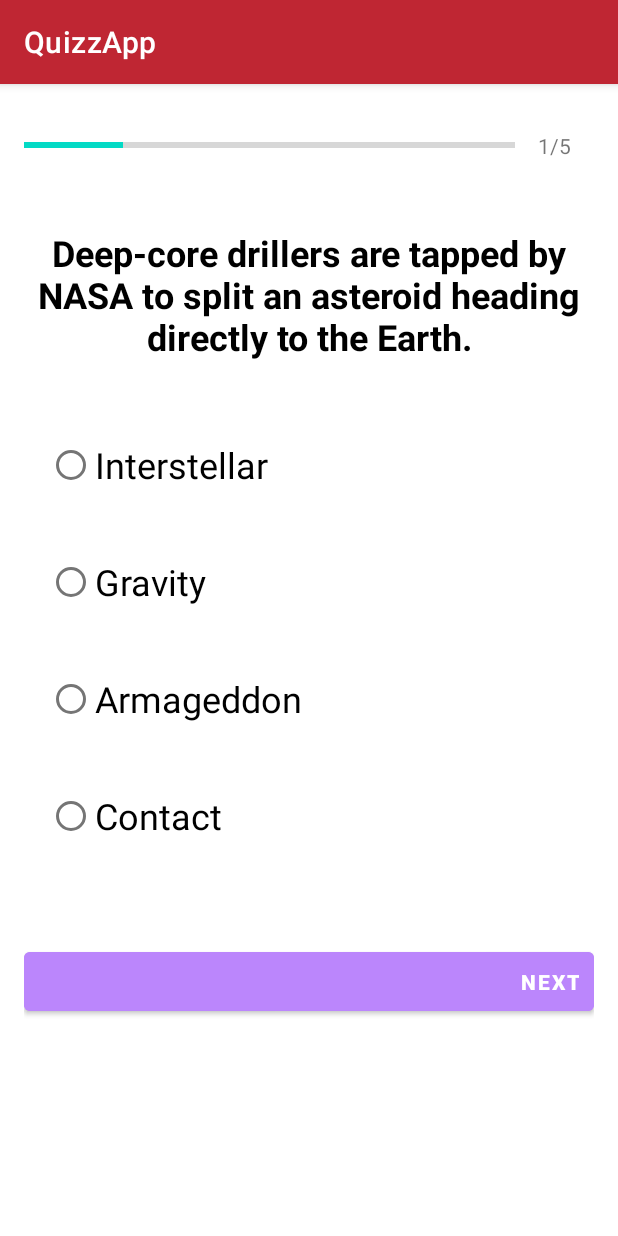
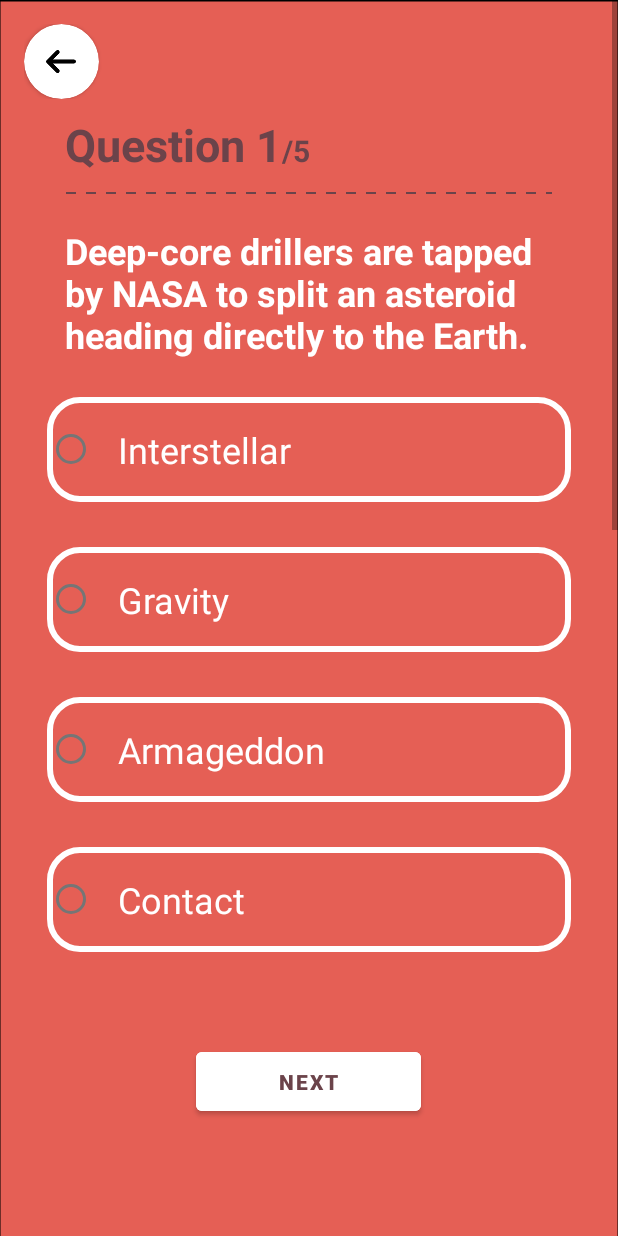
Before and after one commit to noah-erasmus/QuizzApp, an Android app: the AnswerActivity screen opened directly, with no data from a screen before it, on a phone screen of 412 x 824 dp. Run offline under Robolectric (Android 15) with nearby library versions, the phone set to English and light mode, and no system bars.

Commit message:
AnswerActivity styling

```diff
--- a/app/src/main/java/com/example/quizzapp/AnswerActivity.kt
+++ b/app/src/main/java/com/example/quizzapp/AnswerActivity.kt
@@ -13,7 +13,11 @@
         super.onCreate(savedInstanceState)
         setContentView(R.layout.activity_answer)
 
-
+        back2categories_btn.setOnClickListener{
+            val intent = Intent(this, SelectCategoryActivity::class.java)
+            startActivity(intent)
+            finish()
+        }
 
         var questionNumber = intent.getIntExtra("question_number", 1)
         var questionslist = Constants.getCategory1()
@@ -37,9 +41,6 @@
         answer2.text = question.optionTwo
         answer3.text = question.optionThree
         answer4.text = question.optionFour
-
-        progressbar.progress = questionNumber
-        progress.text = "$questionNumber" + "/" + questionslist.size
 
         var answer: RadioButton
         answer_submit.setOnClickListener{
--- /dev/null
+++ b/app/src/main/res/drawable/answer_border.xml
@@ -0,0 +1,9 @@
+<?xml version="1.0" encoding="utf-8"?>
+<shape xmlns:android="http://schemas.android.com/apk/res/android"
+    android:shape="rectangle">
+    <stroke
+        android:width="4dp"
+        android:color="@color/white"></stroke>
+    <corners android:radius="20dp"></corners>
+
+</shape>
--- /dev/null
+++ b/app/src/main/res/drawable/dotted.xml
@@ -0,0 +1,11 @@
+<?xml version="1.0" encoding="utf-8"?>
+<shape xmlns:android="http://schemas.android.com/apk/res/android"
+    android:shape="line">
+
+    <stroke
+        android:color="@color/question_count"
+        android:dashWidth="10px"
+        android:dashGap="10px"
+        android:width="1dp"/>
+
+</shape>
--- a/app/src/main/res/layout/activity_answer.xml
+++ b/app/src/main/res/layout/activity_answer.xml
@@ -3,6 +3,7 @@
     android:layout_width="match_parent"
     android:layout_height="match_parent"
     xmlns:tools="http://schemas.android.com/tools"
+    xmlns:app="http://schemas.android.com/apk/res-auto"
     android:fillViewport="true"
     tools:context=".AnswerActivity">
 
@@ -11,51 +12,83 @@
         android:layout_height="wrap_content"
         android:gravity="center_horizontal"
         android:orientation="vertical"
-        android:padding="16dp">
+        android:padding="16dp"
+        android:background="@drawable/quizzapp_bg">
 
         <LinearLayout
             android:layout_width="match_parent"
+            android:layout_height="wrap_content">
+            <androidx.cardview.widget.CardView
+                android:id="@+id/back2categories_btn"
+                android:layout_width="50dp"
+                android:layout_height="50dp"
+                android:insetTop="0dp"
+                android:insetBottom="0dp"
+                android:insetRight="0dp"
+                android:insetLeft="0dp"
+                app:cardCornerRadius="25dp"
+                android:elevation="10dp">
+
+                <ImageView
+                    android:layout_width="20dp"
+                    android:layout_height="wrap_content"
+                    android:src="@drawable/back_arrow"
+                    android:layout_gravity="center"></ImageView>
+
+            </androidx.cardview.widget.CardView>
+        </LinearLayout>
+
+        <LinearLayout
+            android:layout_width="325dp"
             android:layout_height="wrap_content"
             android:orientation="horizontal"
-            android:gravity="center">
-
-            <ProgressBar
-                android:id="@+id/progressbar"
-                style="@style/Widget.AppCompat.ProgressBar.Horizontal"
+            android:gravity="left">
+            <TextView
+                android:id="@+id/question_count"
                 android:layout_width="wrap_content"
                 android:layout_height="wrap_content"
-                android:layout_weight="1"
-                android:max="5"
-                android:minHeight="50dp"
-                android:progress="0"
-                android:indeterminate="false">
+                android:gravity="left"
+                android:textSize="30dp"
+                android:textStyle="bold"
+                android:layout_marginTop="10dp"
+                android:textColor="@color/question_count"
+                android:text="Question 1">
 
-            </ProgressBar>
 
+            </TextView>
             <TextView
-                android:id="@+id/progress"
                 android:layout_width="wrap_content"
                 android:layout_height="wrap_content"
-                android:gravity="center"
-                android:padding="15dp"
-                android:textColorHint="#7A8089"
-                android:text="0/5"
-                android:textSize="14sp">
+                android:gravity="left"
+                android:textSize="20dp"
+                android:textStyle="bold"
+                android:layout_marginTop="10dp"
+                android:textColor="@color/question_count"
+                android:text="/5">
+
 
             </TextView>
+        </LinearLayout>
 
-        </LinearLayout>
+
+
+        <ImageView
+            android:layout_marginTop="10dp"
+            android:layout_width="325dp"
+            android:layout_height="4dp"
+            android:src="@drawable/dotted"
+            android:layerType="software" />
 
         <TextView
             android:id="@+id/quiz_question"
-            android:layout_width="match_parent"
+            android:layout_width="325dp"
             android:layout_height="wrap_content"
-            android:gravity="center"
+            android:gravity="left"
             android:textSize="24dp"
             android:textStyle="bold"
-            android:layout_marginTop="30dp"
-            android:textColor="@color/black"
-            android:text="This will be the question">
+            android:layout_marginTop="20dp"
+            android:text="This will be the question"
+            android:textColor="@color/white">
 
 
         </TextView>
@@ -65,45 +98,57 @@
             android:layout_width="match_parent"
             android:layout_height="wrap_content"
             android:padding="15dp"
-            android:layout_marginTop="30dp">
+            android:layout_marginTop="10dp">
 
             <RadioButton
                 android:id="@+id/answer1"
-                android:layout_width="wrap_content"
-                android:layout_height="wrap_content"
+                android:layout_width="match_parent"
+                android:layout_height="70dp"
                 android:text="Answer 1"
                 android:textSize="24sp"
-                android:layout_marginBottom="30dp">
+                android:layout_marginBottom="30dp"
+                android:background="@drawable/answer_border"
+                android:textColor="@color/white"
+                android:paddingLeft="15dp">
 
             </RadioButton>
 
             <RadioButton
                 android:id="@+id/answer2"
-                android:layout_width="wrap_content"
-                android:layout_height="wrap_content"
+                android:layout_width="match_parent"
+                android:layout_height="70dp"
                 android:text="Answer 2"
                 android:textSize="24sp"
-                android:layout_marginBottom="30dp">
+                android:layout_marginBottom="30dp"
+                android:background="@drawable/answer_border"
+                android:textColor="@color/white"
+                android:paddingLeft="15dp">
 
             </RadioButton>
 
             <RadioButton
                 android:id="@+id/answer3"
-                android:layout_width="wrap_content"
-                android:layout_height="wrap_content"
+                android:layout_width="match_parent"
+                android:layout_height="70dp"
                 android:text="Answer 2"
                 android:textSize="24sp"
-                android:layout_marginBottom="30dp">
+                android:layout_marginBottom="30dp"
+                android:background="@drawable/answer_border"
+                android:textColor="@color/white"
+                android:paddingLeft="15dp">
 
             </RadioButton>
 
             <RadioButton
                 android:id="@+id/answer4"
-                android:layout_width="wrap_content"
-                android:layout_height="wrap_content"
+                android:layout_width="match_parent"
+                android:layout_height="70dp"
                 android:text="Answer 2"
                 android:textSize="24sp"
-                android:layout_marginBottom="30dp">
+                android:layout_marginBottom="30dp"
+                android:background="@drawable/answer_border"
+                android:textColor="@color/white"
+                android:paddingLeft="15dp">
 
             </RadioButton>
 
@@ -113,14 +158,15 @@
 
         <Button
             android:id="@+id/answer_submit"
-            android:layout_width="match_parent"
+            android:layout_width="150dp"
             android:layout_height="wrap_content"
             android:layout_marginTop="15dp"
-            android:backgroundTint="@color/purple_200"
-            android:gravity="end"
+            android:backgroundTint="@color/white"
+            android:gravity="center"
             android:padding="10dp"
             android:text="Next"
-            android:textStyle="bold">
+            android:textStyle="bold"
+            android:textColor="@color/question_count">
 
         </Button>
 
--- a/app/src/main/res/values-night/themes.xml
+++ b/app/src/main/res/values-night/themes.xml
@@ -1,6 +1,6 @@
 <resources xmlns:tools="http://schemas.android.com/tools">
     <!-- Base application theme. -->
-    <style name="Theme.QuizzApp" parent="Theme.MaterialComponents.DayNight.DarkActionBar">
+    <style name="Theme.QuizzApp" parent="Theme.MaterialComponents.DayNight.NoActionBar">
         <!-- Primary brand color. -->
         <item name="colorPrimary">@color/purple_200</item>
         <item name="colorPrimaryVariant">@color/purple_700</item>
--- a/app/src/main/res/values/colors.xml
+++ b/app/src/main/res/values/colors.xml
@@ -8,6 +8,7 @@
     <color name="black">#FF000000</color>
     <color name="white">#FFFFFFFF</color>
     <color name="grey">#808080</color>
-    <color name="movie_red">#BF2633</color>
+    <color name="movie_red">#BF0413</color>
+    <color name="question_count">#6b434a</color>
 
 </resources>
--- a/app/src/main/res/values/themes.xml
+++ b/app/src/main/res/values/themes.xml
@@ -1,6 +1,6 @@
 <resources xmlns:tools="http://schemas.android.com/tools">
     <!-- Base application theme. -->
-    <style name="Theme.QuizzApp" parent="Theme.MaterialComponents.DayNight.DarkActionBar">
+    <style name="Theme.QuizzApp" parent="Theme.MaterialComponents.DayNight.NoActionBar">
         <!-- Primary brand color. -->
         <item name="colorPrimary">@color/movie_red</item>
         <item name="colorPrimaryVariant">@color/purple_700</item>
```
